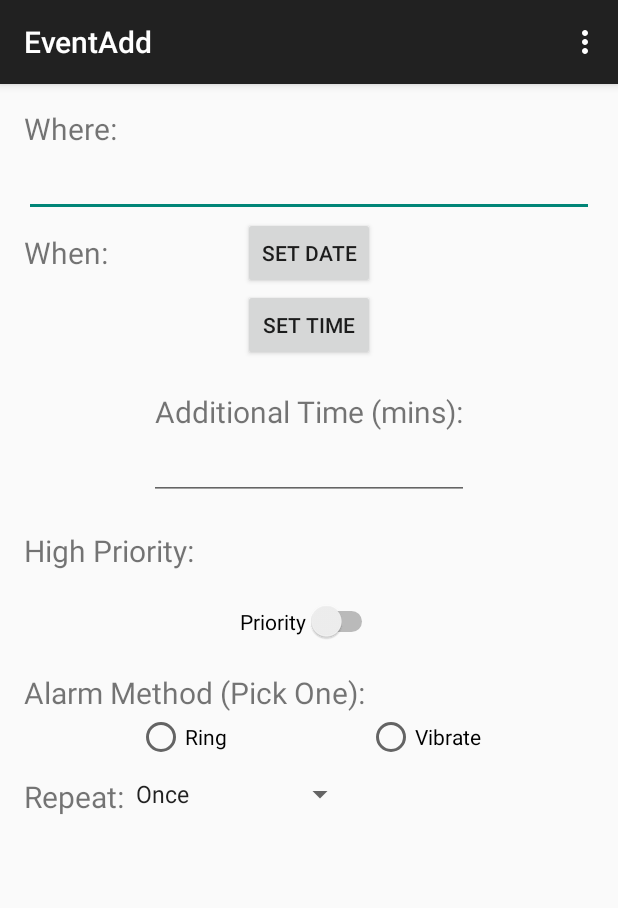
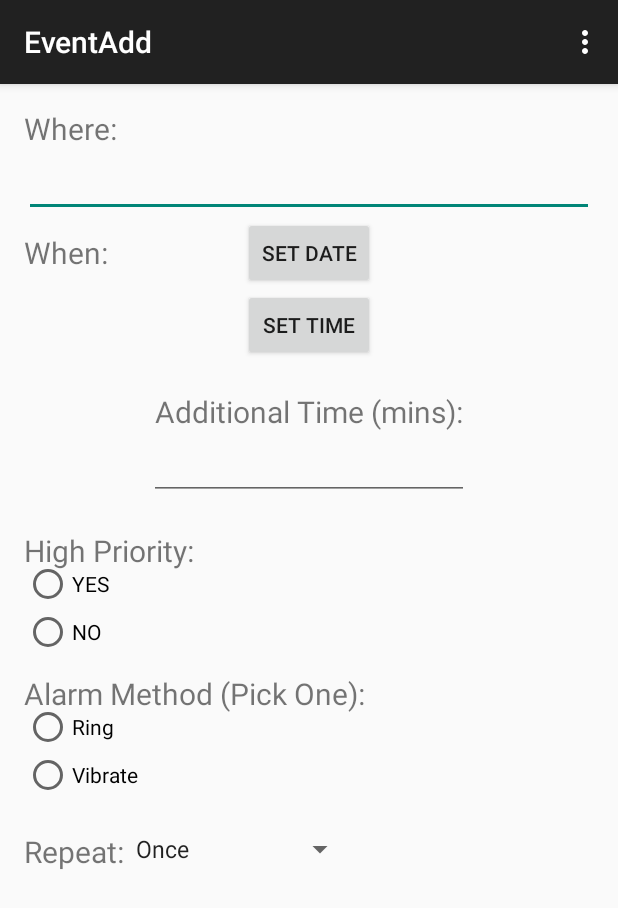
Before and after one commit to bsthayillam/MoveIt, an Android app: the EventAdd screen opened directly, with no data from a screen before it, on a phone screen of 412 x 824 dp. Shown: the top 908 px of the screen. Run offline under Robolectric (Android 15) with nearby library versions, the phone set to English and light mode, and no system bars.

Commit message:
MoveIt Commit 4.0

```diff
--- a/app/src/main/AndroidManifest.xml
+++ b/app/src/main/AndroidManifest.xml
@@ -4,12 +4,12 @@
 
     <application
         android:allowBackup="true"
-        android:icon="@drawable/alarm"
+        android:icon="@mipmap/alarm_small"
         android:label="@string/app_name"
         android:theme="@style/AppTheme" >
         <activity
-            android:name=".MainActivity"
-            android:label="@string/app_name" >
+            android:name=".SplashScreen"
+            android:label="@string/app_name">
             <intent-filter>
                 <action android:name="android.intent.action.MAIN" />
 
@@ -17,8 +17,8 @@
             </intent-filter>
         </activity>
         <activity
-            android:name=".SplashScreen"
-            android:label="@string/title_activity_splash_screen" >
+            android:name=".MainActivity"
+            android:label="@string/app_name" >
         </activity>
         <activity
             android:name=".EventsList"
--- a/app/src/main/java/com/example/brenda/moveit/EventAdd.java
+++ b/app/src/main/java/com/example/brenda/moveit/EventAdd.java
@@ -3,6 +3,7 @@ package com.example.brenda.moveit;
 import android.app.DatePickerDialog;
 import android.app.Dialog;
 import android.app.TimePickerDialog;
+import android.provider.MediaStore;
 import android.support.v7.app.ActionBarActivity;
 import android.os.Bundle;
 import android.view.Menu;
@@ -26,7 +27,7 @@ public class EventAdd extends ActionBarActivity {
     Button whenDate, whenTime;
     Spinner repeat;
     Switch priority;
-    RadioButton alarm, vibrate;
+    RadioButton alarm, vibrate, priorityYes, priorityNo;
     private int month, date, year, hour, min;
 
     static final int DATE_PICKER_ID = 1111;
@@ -41,7 +42,8 @@ public class EventAdd extends ActionBarActivity {
         additionalTime = (EditText) findViewById(R.id.time);
         whenDate = (Button) findViewById(R.id.changeDate);
         whenTime = (Button) findViewById(R.id.changeTime);
-        priority = (Switch) findViewById(R.id.priority);
+        priorityYes = (RadioButton) findViewById(R.id.priorityYes);
+        priorityNo = (RadioButton) findViewById(R.id.priorityNo);
         alarm = (RadioButton) findViewById(R.id.alarm);
         vibrate = (RadioButton) findViewById(R.id.vibration);
         repeat = (Spinner) findViewById(R.id.spinner);
--- a/app/src/main/java/com/example/brenda/moveit/MainActivity.java
+++ b/app/src/main/java/com/example/brenda/moveit/MainActivity.java
@@ -1,5 +1,6 @@
 package com.example.brenda.moveit;
 
+import android.content.Intent;
 import android.support.v7.app.ActionBarActivity;
 import android.os.Bundle;
 import android.view.Menu;
@@ -23,14 +24,16 @@ public class MainActivity extends ActionBarActivity {
         viewEvents.setOnClickListener(new View.OnClickListener() {
             @Override
             public void onClick(View v) {
-
+                Intent i = new Intent(getApplicationContext(),EventsList.class);
+                startActivity(i);
             }
         });
 
         addEvent.setOnClickListener(new View.OnClickListener() {
             @Override
             public void onClick(View v) {
-
+                Intent n = new Intent(getApplicationContext(),EventAdd.class);
+                startActivity(n);
             }
         });
     }
--- a/app/src/main/res/layout/activity_event_add.xml
+++ b/app/src/main/res/layout/activity_event_add.xml
@@ -74,34 +74,52 @@
         android:layout_below="@id/time"
         android:id="@+id/highPriority"
         android:layout_marginTop="20dp"/>
+    <RadioGroup
+        android:layout_width="fill_parent"
+        android:layout_height="75dp"
+        android:id="@+id/radioPriority"
+        android:layout_marginTop="20dp"
+        android:layout_alignTop="@+id/highPriority"
+        android:layout_alignParentLeft="true"
+        android:layout_alignParentStart="true">
 
-    <Switch
+    <RadioButton
         android:layout_width="wrap_content"
         android:layout_height="wrap_content"
-        android:text="Priority"
-        android:id="@+id/priority"
-        android:layout_marginTop="20dp"
-        android:layout_below="@id/highPriority"
-        android:layout_centerHorizontal="true" />
+        android:text="YES"
+        android:id="@+id/priorityYes"/>
+
+    <RadioButton
+        android:layout_width="wrap_content"
+        android:layout_height="wrap_content"
+        android:text="NO"
+        android:id="@+id/priorityNo"
+        android:layout_below="@+id/priorityNo"
+        android:layout_alignParentRight="true"
+        android:layout_marginRight="75dp"/>
+
+    </RadioGroup>
 
     <TextView
         android:layout_width="wrap_content"
         android:layout_height="wrap_content"
         android:text="Alarm Method (Pick One):"
         android:textSize="20dp"
-        android:layout_below="@id/priority"
-        android:id="@+id/alarmType"
-        android:layout_marginTop="20dp"/>
-
+        android:layout_below="@id/radioPriority"
+        android:id="@+id/alarmType"/>
+    <RadioGroup
+        android:layout_width="fill_parent"
+        android:layout_height="75dp"
+        android:id="@+id/alarmTypeContainer"
+        android:layout_marginTop="20dp"
+        android:layout_alignTop="@+id/alarmType"
+        android:layout_alignParentLeft="true"
+        android:layout_alignParentStart="true">
     <RadioButton
         android:layout_width="wrap_content"
         android:layout_height="wrap_content"
         android:text="Ring"
-        android:id="@+id/alarm"
-        android:layout_below="@+id/alarmType"
-        android:layout_alignParentLeft="true"
-        android:layout_alignParentStart="true"
-        android:layout_marginLeft="75dp"/>
+        android:id="@+id/alarm"/>
 
     <RadioButton
         android:layout_width="wrap_content"
@@ -111,13 +129,14 @@
         android:layout_below="@+id/alarmType"
         android:layout_alignParentRight="true"
         android:layout_marginRight="75dp"/>
+    </RadioGroup>
 
     <TextView
         android:layout_width="wrap_content"
         android:layout_height="wrap_content"
         android:text="Repeat:"
         android:id="@+id/repeatPrompt"
-        android:layout_below="@+id/alarm"
+        android:layout_below="@+id/alarmTypeContainer"
         android:layout_marginTop="10dp"
         android:textSize="20dp"
         android:layout_alignParentLeft="true"
@@ -128,7 +147,7 @@
         android:layout_height="wrap_content"
         android:id="@+id/spinner"
         android:layout_marginTop="10dp"
-        android:layout_below="@+id/alarm"
+        android:layout_below="@+id/alarmTypeContainer"
         android:layout_toRightOf="@id/repeatPrompt"/>
 
 </RelativeLayout>
--- a/app/src/main/res/layout/activity_splash_screen.xml
+++ b/app/src/main/res/layout/activity_splash_screen.xml
@@ -25,7 +25,9 @@
         android:layout_width="wrap_content"
         android:layout_height="wrap_content"
         android:id="@+id/imageView"
-        android:src="@drawable/alarm"
+        android:cropToPadding="true"
+        android:src="@mipmap/alarm_small"
         android:layout_below="@+id/textView"
         android:layout_centerHorizontal="true"/>
+
 </RelativeLayout>
```
Also changed, not shown: app/src/main/res/mipmap-xxhdpi/alarm_small.png (added), 1 other file.
